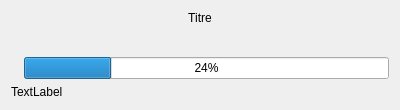
qelectrotech/qelectrotech-source-mirror, file sources/ui/dialogwaiting.ui: the form before one commit.
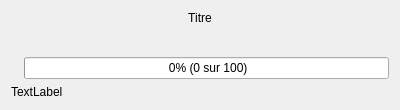
The form after the commit. Icons and pictures are not drawn.

Diff of the .ui file:
```diff
--- a/sources/ui/dialogwaiting.ui
+++ b/sources/ui/dialogwaiting.ui
@@ -76,7 +76,10 @@
        <item>
         <widget class="QProgressBar" name="progressBar">
          <property name="value">
-          <number>24</number>
+          <number>0</number>
+         </property>
+         <property name="format">
+          <string> %p% (%v sur %m)</string>
          </property>
         </widget>
        </item>
```
